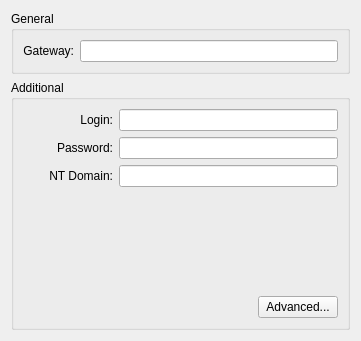
Qt form vpn/pptp/pptpprop.ui (KDE/plasma-nm) before a commit.
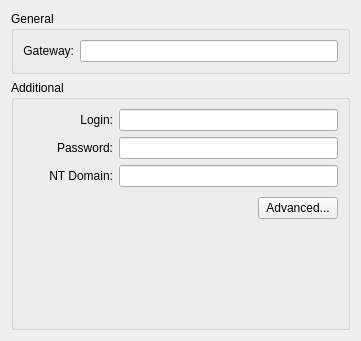
The same form after that commit. Custom widgets are drawn as their Qt base class.

Commit message: VPN plugins: fix broken layout when using password field

```diff
--- a/vpn/pptp/pptpprop.ui
+++ b/vpn/pptp/pptpprop.ui
@@ -61,12 +61,8 @@
      <property name="title">
       <string comment="like in Additional settings">Additional</string>
      </property>
-     <layout class="QGridLayout" name="gridLayout_4">
+     <layout class="QFormLayout" name="formLayout">
       <item row="0" column="0">
-       <layout class="QVBoxLayout" name="verticalLayout">
-        <item>
-         <layout class="QHBoxLayout" name="horizontalLayout_4">
-          <item>
            <widget class="QLabel" name="lbl_login">
             <property name="sizePolicy">
              <sizepolicy hsizetype="Preferred" vsizetype="Preferred">
@@ -91,7 +87,7 @@
             </property>
            </widget>
           </item>
-          <item>
+      <item row="0" column="1">
            <widget class="QLineEdit" name="edt_login">
             <property name="toolTip">
              <string>Set the name used for authenticating the local system to the peer to &lt;name&gt;.</string>
@@ -101,11 +97,7 @@
             </property>
            </widget>
           </item>
-         </layout>
-        </item>
-        <item>
-         <layout class="QHBoxLayout" name="horizontalLayout_5">
-          <item>
+      <item row="1" column="0">
            <widget class="QLabel" name="lbl_password">
             <property name="sizePolicy">
              <sizepolicy hsizetype="Preferred" vsizetype="Preferred">
@@ -130,7 +122,7 @@
             </property>
            </widget>
           </item>
-          <item>
+      <item row="1" column="1">
            <widget class="PasswordField" name="edt_password">
             <property name="enabled">
              <bool>true</bool>
@@ -143,11 +135,7 @@
             </property>
            </widget>
           </item>
-         </layout>
-        </item>
-        <item>
-         <layout class="QHBoxLayout" name="horizontalLayout_6">
-          <item>
+      <item row="2" column="0">
            <widget class="QLabel" name="lbl_ntdomain">
             <property name="sizePolicy">
              <sizepolicy hsizetype="Preferred" vsizetype="Preferred">
@@ -172,7 +160,7 @@
             </property>
            </widget>
           </item>
-          <item>
+      <item row="2" column="1">
            <widget class="QLineEdit" name="edt_ntDomain">
             <property name="toolTip">
              <string>Append the domain name &lt;domain&gt; to the local host name for
@@ -183,23 +171,8 @@
             </property>
            </widget>
           </item>
-         </layout>
-        </item>
-        <item>
-         <spacer name="verticalSpacer">
-          <property name="orientation">
-           <enum>Qt::Vertical</enum>
-          </property>
-          <property name="sizeHint" stdset="0">
-           <size>
-            <width>20</width>
-            <height>40</height>
-           </size>
-          </property>
-         </spacer>
-        </item>
-        <item>
-         <layout class="QHBoxLayout" name="horizontalLayout_7">
+      <item row="3" column="0" colspan="2">
+       <layout class="QHBoxLayout" name="horizontalLayout">
           <item>
            <spacer name="horizontalSpacer">
             <property name="orientation">
@@ -208,7 +181,7 @@
             <property name="sizeHint" stdset="0">
              <size>
               <width>40</width>
-              <height>20</height>
+            <height>30</height>
              </size>
             </property>
            </spacer>
@@ -225,7 +198,18 @@
           </item>
          </layout>
         </item>
-       </layout>
+      <item row="4" column="1">
+       <spacer name="verticalSpacer">
+        <property name="orientation">
+         <enum>Qt::Vertical</enum>
+        </property>
+        <property name="sizeHint" stdset="0">
+         <size>
+          <width>20</width>
+          <height>31</height>
+         </size>
+        </property>
+       </spacer>
       </item>
      </layout>
     </widget>
```
Left out of the diff: 1 changed line with no effect on the pictures. Lines whose indentation alone changed are shown as unchanged. The commit also changes 6 other files.
